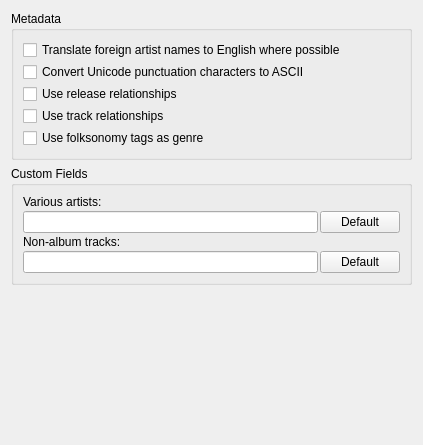
The window that ui/options_metadata.ui (metabrainz/picard) describes before a commit, drawn with Qt 5.
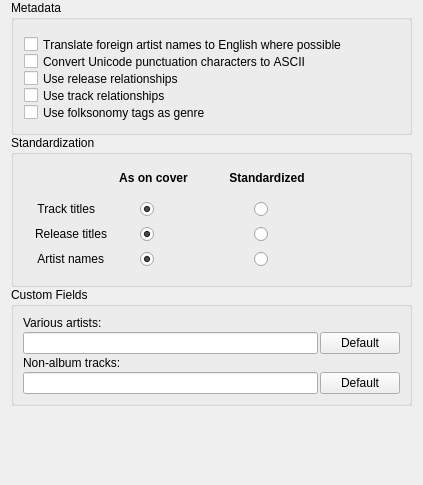
The same window after the commit.

Commit message:
Add options for standardized track, release, and artist names. The interface for this in the options page is still a WIP.
Also allow dragging in a recording URL to load as a NAT.

What changed in the file:
```diff
--- a/ui/options_metadata.ui
+++ b/ui/options_metadata.ui
@@ -7,118 +7,470 @@
     <x>0</x>
     <y>0</y>
     <width>423</width>
-    <height>445</height>
+    <height>485</height>
    </rect>
   </property>
   <layout class="QVBoxLayout" name="verticalLayout">
+   <property name="topMargin">
+    <number>0</number>
+   </property>
    <item>
-    <widget class="QGroupBox" name="rename_files">
-     <property name="title">
-      <string>Metadata</string>
+    <layout class="QVBoxLayout" name="verticalLayout_2">
+     <property name="spacing">
+      <number>0</number>
      </property>
-     <layout class="QGridLayout" name="gridLayout">
-      <property name="spacing">
-       <number>2</number>
-      </property>
-      <item row="0" column="0" colspan="2">
+     <property name="sizeConstraint">
+      <enum>QLayout::SetDefaultConstraint</enum>
+     </property>
+     <property name="topMargin">
+      <number>0</number>
+     </property>
+     <item>
+      <widget class="QGroupBox" name="rename_files">
+       <property name="sizePolicy">
+        <sizepolicy hsizetype="Preferred" vsizetype="Maximum">
+         <horstretch>0</horstretch>
+         <verstretch>0</verstretch>
+        </sizepolicy>
+       </property>
+       <property name="minimumSize">
+        <size>
+         <width>397</width>
+         <height>135</height>
+        </size>
+       </property>
+       <property name="font">
+        <font>
+         <kerning>false</kerning>
+        </font>
+       </property>
+       <property name="title">
+        <string>Metadata</string>
+       </property>
+       <property name="alignment">
+        <set>Qt::AlignLeading|Qt::AlignLeft|Qt::AlignTop</set>
+       </property>
        <widget class="QCheckBox" name="translate_artist_names">
+        <property name="geometry">
+         <rect>
+          <x>13</x>
+          <y>34</y>
+          <width>380</width>
+          <height>21</height>
+         </rect>
+        </property>
         <property name="text">
          <string>Translate foreign artist names to English where possible</string>
         </property>
        </widget>
-      </item>
-      <item row="1" column="0" colspan="2">
        <widget class="QCheckBox" name="convert_punctuation">
+        <property name="geometry">
+         <rect>
+          <x>13</x>
+          <y>51</y>
+          <width>332</width>
+          <height>21</height>
+         </rect>
+        </property>
         <property name="text">
          <string>Convert Unicode punctuation characters to ASCII</string>
         </property>
        </widget>
-      </item>
-      <item row="2" column="0" colspan="2">
        <widget class="QCheckBox" name="release_ars">
+        <property name="geometry">
+         <rect>
+          <x>13</x>
+          <y>68</y>
+          <width>182</width>
+          <height>21</height>
+         </rect>
+        </property>
         <property name="text">
          <string>Use release relationships</string>
         </property>
        </widget>
-      </item>
-      <item row="3" column="0" colspan="2">
        <widget class="QCheckBox" name="track_ars">
+        <property name="geometry">
+         <rect>
+          <x>13</x>
+          <y>85</y>
+          <width>170</width>
+          <height>21</height>
+         </rect>
+        </property>
         <property name="text">
          <string>Use track relationships</string>
         </property>
        </widget>
-      </item>
-      <item row="4" column="0" colspan="2">
        <widget class="QCheckBox" name="folksonomy_tags">
+        <property name="geometry">
+         <rect>
+          <x>13</x>
+          <y>102</y>
+          <width>215</width>
+          <height>21</height>
+         </rect>
+        </property>
         <property name="text">
          <string>Use folksonomy tags as genre</string>
         </property>
        </widget>
-      </item>
-     </layout>
-    </widget>
-   </item>
-   <item>
-    <widget class="QGroupBox" name="rename_files_2">
-     <property name="title">
-      <string>Custom Fields</string>
-     </property>
-     <layout class="QGridLayout">
-      <property name="spacing">
-       <number>2</number>
-      </property>
-      <item row="0" column="0" colspan="2">
+      </widget>
+     </item>
+     <item>
+      <widget class="QGroupBox" name="rename_files_2">
+       <property name="sizePolicy">
+        <sizepolicy hsizetype="Preferred" vsizetype="Maximum">
+         <horstretch>0</horstretch>
+         <verstretch>0</verstretch>
+        </sizepolicy>
+       </property>
+       <property name="minimumSize">
+        <size>
+         <width>397</width>
+         <height>152</height>
+        </size>
+       </property>
+       <property name="title">
+        <string>Standardization</string>
+       </property>
+       <property name="flat">
+        <bool>false</bool>
+       </property>
+       <widget class="QLabel" name="label_5">
+        <property name="geometry">
+         <rect>
+          <x>13</x>
+          <y>115</y>
+          <width>80</width>
+          <height>17</height>
+         </rect>
+        </property>
+        <property name="text">
+         <string>Artist names</string>
+        </property>
+        <property name="alignment">
+         <set>Qt::AlignRight|Qt::AlignTrailing|Qt::AlignVCenter</set>
+        </property>
+       </widget>
        <widget class="QLabel" name="label_3">
+        <property name="geometry">
+         <rect>
+          <x>13</x>
+          <y>65</y>
+          <width>71</width>
+          <height>17</height>
+         </rect>
+        </property>
+        <property name="layoutDirection">
+         <enum>Qt::LeftToRight</enum>
+        </property>
         <property name="text">
-         <string>Various artists:</string>
+         <string>Track titles</string>
         </property>
-        <property name="buddy">
-         <cstring>va_name_default</cstring>
+        <property name="alignment">
+         <set>Qt::AlignRight|Qt::AlignTrailing|Qt::AlignVCenter</set>
         </property>
        </widget>
-      </item>
-      <item row="2" column="0" colspan="2">
+       <widget class="QRadioButton" name="standardize_releases">
+        <property name="geometry">
+         <rect>
+          <x>243</x>
+          <y>90</y>
+          <width>19</width>
+          <height>18</height>
+         </rect>
+        </property>
+        <property name="sizePolicy">
+         <sizepolicy hsizetype="Fixed" vsizetype="Fixed">
+          <horstretch>0</horstretch>
+          <verstretch>0</verstretch>
+         </sizepolicy>
+        </property>
+        <property name="text">
+         <string/>
+        </property>
+        <attribute name="buttonGroup">
+         <string>buttonGroup_2</string>
+        </attribute>
+       </widget>
+       <widget class="QLabel" name="label_2">
+        <property name="geometry">
+         <rect>
+          <x>212</x>
+          <y>34</y>
+          <width>88</width>
+          <height>17</height>
+         </rect>
+        </property>
+        <property name="font">
+         <font>
+          <weight>75</weight>
+          <bold>true</bold>
+         </font>
+        </property>
+        <property name="text">
+         <string>Standardized</string>
+        </property>
+        <property name="alignment">
+         <set>Qt::AlignCenter</set>
+        </property>
+       </widget>
+       <widget class="QRadioButton" name="standardize_artists">
+        <property name="geometry">
+         <rect>
+          <x>243</x>
+          <y>115</y>
+          <width>19</width>
+          <height>18</height>
+         </rect>
+        </property>
+        <property name="sizePolicy">
+         <sizepolicy hsizetype="Fixed" vsizetype="Fixed">
+          <horstretch>0</horstretch>
+          <verstretch>0</verstretch>
+         </sizepolicy>
+        </property>
+        <property name="text">
+         <string/>
+        </property>
+        <attribute name="buttonGroup">
+         <string>buttonGroup_3</string>
+        </attribute>
+       </widget>
+       <widget class="QLabel" name="label">
+        <property name="geometry">
+         <rect>
+          <x>103</x>
+          <y>34</y>
+          <width>79</width>
+          <height>17</height>
+         </rect>
+        </property>
+        <property name="font">
+         <font>
+          <weight>75</weight>
+          <bold>true</bold>
+         </font>
+        </property>
+        <property name="text">
+         <string>As on cover</string>
+        </property>
+        <property name="alignment">
+         <set>Qt::AlignCenter</set>
+        </property>
+       </widget>
        <widget class="QLabel" name="label_4">
+        <property name="geometry">
+         <rect>
+          <x>13</x>
+          <y>90</y>
+          <width>83</width>
+          <height>17</height>
+         </rect>
+        </property>
         <property name="text">
-         <string>Non-album tracks:</string>
+         <string>Release titles</string>
         </property>
-        <property name="buddy">
-         <cstring>nat_name_default</cstring>
+        <property name="alignment">
+         <set>Qt::AlignRight|Qt::AlignTrailing|Qt::AlignVCenter</set>
         </property>
        </widget>
-      </item>
-      <item row="3" column="0">
-       <widget class="QLineEdit" name="nat_name"/>
-      </item>
-      <item row="3" column="1">
-       <widget class="QPushButton" name="nat_name_default">
+       <widget class="QRadioButton" name="artists_on_cover">
+        <property name="geometry">
+         <rect>
+          <x>129</x>
+          <y>115</y>
+          <width>19</width>
+          <height>18</height>
+         </rect>
+        </property>
+        <property name="sizePolicy">
+         <sizepolicy hsizetype="Fixed" vsizetype="Fixed">
+          <horstretch>0</horstretch>
+          <verstretch>0</verstretch>
+         </sizepolicy>
+        </property>
         <property name="text">
-         <string>Default</string>
+         <string/>
         </property>
+        <property name="checked">
+         <bool>true</bool>
+        </property>
+        <attribute name="buttonGroup">
+         <string>buttonGroup_3</string>
+        </attribute>
        </widget>
-      </item>
-      <item row="1" column="1">
-       <widget class="QPushButton" name="va_name_default">
+       <widget class="QRadioButton" name="releases_on_cover">
+        <property name="geometry">
+         <rect>
+          <x>129</x>
+          <y>90</y>
+          <width>19</width>
+          <height>18</height>
+         </rect>
+        </property>
+        <property name="sizePolicy">
+         <sizepolicy hsizetype="Fixed" vsizetype="Fixed">
+          <horstretch>0</horstretch>
+          <verstretch>0</verstretch>
+         </sizepolicy>
+        </property>
         <property name="text">
-         <string>Default</string>
+         <string/>
         </property>
+        <property name="checked">
+         <bool>true</bool>
+        </property>
+        <attribute name="buttonGroup">
+         <string>buttonGroup_2</string>
+        </attribute>
        </widget>
-      </item>
-      <item row="1" column="0">
-       <widget class="QLineEdit" name="va_name"/>
-      </item>
-     </layout>
-    </widget>
+       <widget class="QRadioButton" name="standardize_tracks">
+        <property name="enabled">
+         <bool>true</bool>
+        </property>
+        <property name="geometry">
+         <rect>
+          <x>243</x>
+          <y>65</y>
+          <width>19</width>
+          <height>18</height>
+         </rect>
+        </property>
+        <property name="sizePolicy">
+         <sizepolicy hsizetype="Fixed" vsizetype="Fixed">
+          <horstretch>0</horstretch>
+          <verstretch>0</verstretch>
+         </sizepolicy>
+        </property>
+        <property name="minimumSize">
+         <size>
+          <width>0</width>
+          <height>0</height>
+         </size>
+        </property>
+        <property name="text">
+         <string/>
+        </property>
+        <attribute name="buttonGroup">
+         <string>buttonGroup</string>
+        </attribute>
+       </widget>
+       <widget class="QRadioButton" name="tracks_on_cover">
+        <property name="geometry">
+         <rect>
+          <x>129</x>
+          <y>65</y>
+          <width>19</width>
+          <height>18</height>
+         </rect>
+        </property>
+        <property name="sizePolicy">
+         <sizepolicy hsizetype="Fixed" vsizetype="Fixed">
+          <horstretch>0</horstretch>
+          <verstretch>0</verstretch>
+         </sizepolicy>
+        </property>
+        <property name="layoutDirection">
+         <enum>Qt::LeftToRight</enum>
+        </property>
+        <property name="text">
+         <string/>
+        </property>
+        <property name="iconSize">
+         <size>
+          <width>16</width>
+          <height>16</height>
+         </size>
+        </property>
+        <property name="checked">
+         <bool>true</bool>
+        </property>
+        <attribute name="buttonGroup">
+         <string>buttonGroup</string>
+        </attribute>
+       </widget>
+      </widget>
+     </item>
+     <item>
+      <widget class="QGroupBox" name="rename_files_3">
+       <property name="sizePolicy">
+        <sizepolicy hsizetype="Preferred" vsizetype="Maximum">
+         <horstretch>0</horstretch>
+         <verstretch>0</verstretch>
+        </sizepolicy>
+       </property>
+       <property name="minimumSize">
+        <size>
+         <width>397</width>
+         <height>0</height>
+        </size>
+       </property>
+       <property name="title">
+        <string>Custom Fields</string>
+       </property>
+       <layout class="QGridLayout">
+        <property name="spacing">
+         <number>2</number>
+        </property>
+        <item row="0" column="0" colspan="2">
+         <widget class="QLabel" name="label_6">
+          <property name="text">
+           <string>Various artists:</string>
+          </property>
+          <property name="buddy">
+           <cstring>va_name_default</cstring>
+          </property>
+         </widget>
+        </item>
+        <item row="2" column="0" colspan="2">
+         <widget class="QLabel" name="label_7">
+          <property name="text">
+           <string>Non-album tracks:</string>
+          </property>
+          <property name="buddy">
+           <cstring>nat_name_default</cstring>
+          </property>
+         </widget>
+        </item>
+        <item row="3" column="0">
+         <widget class="QLineEdit" name="nat_name"/>
+        </item>
+        <item row="3" column="1">
+         <widget class="QPushButton" name="nat_name_default">
+          <property name="text">
+           <string>Default</string>
+          </property>
+         </widget>
+        </item>
+        <item row="1" column="1">
+         <widget class="QPushButton" name="va_name_default">
+          <property name="text">
+           <string>Default</string>
+          </property>
+         </widget>
+        </item>
+        <item row="1" column="0">
+         <widget class="QLineEdit" name="va_name"/>
+        </item>
+       </layout>
+      </widget>
+     </item>
+    </layout>
    </item>
    <item>
-    <spacer>
+    <spacer name="verticalSpacer">
      <property name="orientation">
       <enum>Qt::Vertical</enum>
      </property>
+     <property name="sizeType">
+      <enum>QSizePolicy::MinimumExpanding</enum>
+     </property>
      <property name="sizeHint" stdset="0">
       <size>
-       <width>261</width>
-       <height>16</height>
+       <width>20</width>
+       <height>40</height>
       </size>
      </property>
     </spacer>
```
Left out of the diff: 5 changed lines with no effect on the pictures. The commit also changes 7 other files.
